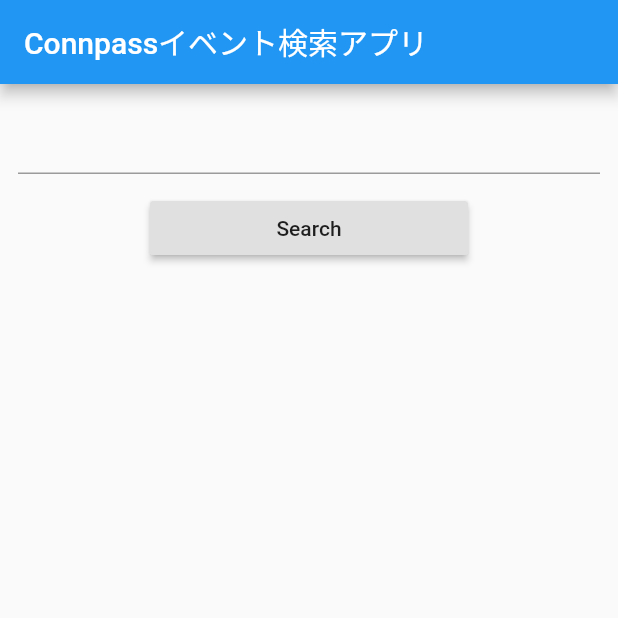
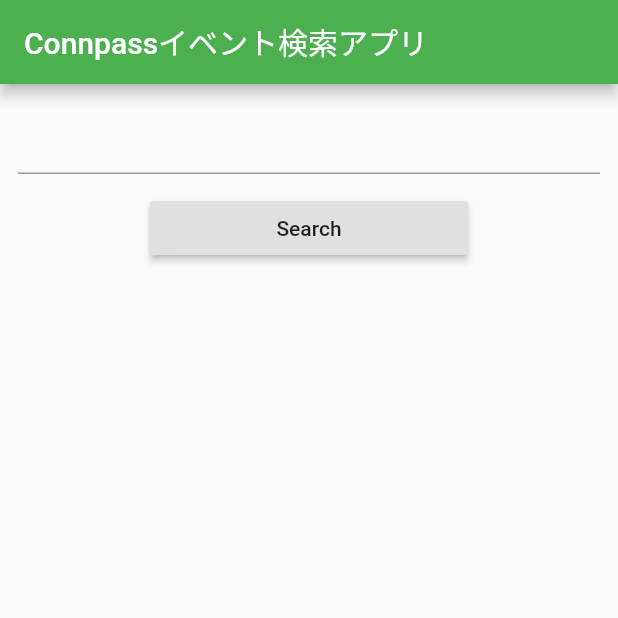
Before and after one commit to selfstudymaster/connpass_api_flutter_app, a Flutter app: the screen it shows after launch, on a phone screen of 412 x 824 dp, the top half of it. Run offline on Flutter 3.47's test engine with Material 2 defaults, Android fonts, the phone set to English and light mode, and no system bars.

Commit message:
main.dartコメント修正

```diff
--- a/connpass_api_flutter_app/lib/main.dart
+++ b/connpass_api_flutter_app/lib/main.dart
@@ -14,9 +14,9 @@ class MyApp extends StatelessWidget {
   @override
   Widget build(BuildContext context) {
     return MaterialApp(
-      title: 'Connpass API FLutter APP',
+      title: 'Connpass API FLutter App',
       theme: ThemeData(
-        primarySwatch: Colors.blue,
+        primarySwatch: Colors.green,
         visualDensity: VisualDensity.adaptivePlatformDensity,
       ),
       home: MyHomePage(title: 'Connpassイベント検索アプリ'),
@@ -24,6 +24,7 @@ class MyApp extends StatelessWidget {
   }
 }
 
+// 以下は別ファイルに切り出す
 class MyHomePage extends StatefulWidget {
   MyHomePage({Key key, this.title}) : super(key: key);
 
```
